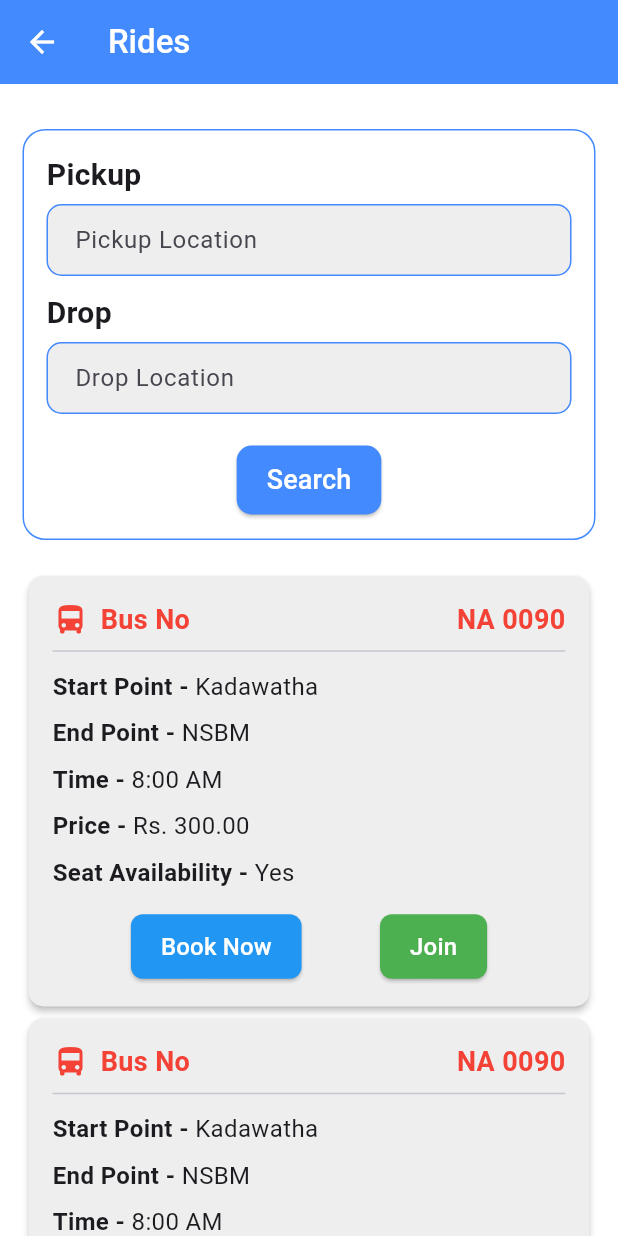
After one commit to ArvinFox/ShuttleMaster-Bus-Ticket-Booking-App, a Flutter app: the RidesScreen screen opened directly, after a tap on "Private Bus", on a phone screen of 412 x 824 dp. The commit adds this screen. Run offline on Flutter 3.47's test engine with Material 3 defaults, Android fonts, the phone set to English and light mode, and no system bars; our stand-ins replace cloud_firestore, firebase_core; missing offline and left inert: mailer, twilio_flutter; accounts and stored records are empty.

Commit message:
Added RidesSelection Page + minor fixes

```diff
--- a/lib/app.dart
+++ b/lib/app.dart
@@ -1,6 +1,8 @@
 import 'package:flutter/material.dart';
 import 'package:shuttlemaster/routes/app_routes.dart';
 import 'package:shuttlemaster/screens/static/welcome_screen.dart';
+// import 'package:shuttlemaster/screens/student/main_layout_screen.dart';
+// import 'package:shuttlemaster/screens/student/rides_screen_selection.dart';
 // import 'package:shuttlemaster/screens/student/main_layout_screen.dart';
 
 class ShuttleMaster extends StatelessWidget {
--- /dev/null
+++ b/lib/components/rides_info_card.dart
@@ -0,0 +1,114 @@
+import 'package:flutter/material.dart';
+
+class RideInfoCard extends StatelessWidget {
+  final String busNo;
+  final String startPoint;
+  final String endPoint;
+  final String time;
+  final String price;
+  final String seatAvailability;
+  final bool btnShown;
+
+  const RideInfoCard({
+    super.key,
+    required this.busNo,
+    required this.startPoint,
+    required this.endPoint,
+    required this.time,
+    required this.price,
+    required this.seatAvailability,
+    this.btnShown = false,
+  });
+
+  @override
+  Widget build(BuildContext context) {
+    return Card(
+      color: Colors.grey[200],
+      elevation: 2,
+      shape: RoundedRectangleBorder(
+        borderRadius: BorderRadius.circular(10),
+      ),
+      child: Padding(
+        padding: const EdgeInsets.all(16.0),
+        child: Column(
+          crossAxisAlignment: CrossAxisAlignment.start,
+          children: [
+            Row(
+              children: [
+                Icon(Icons.directions_bus, color: Colors.red),
+                SizedBox(width: 8),
+                Text(
+                  "Bus No",
+                  style: TextStyle(
+                    fontSize: 18,
+                    fontWeight: FontWeight.bold,
+                    color: Colors.red,
+                  ),
+                ),
+                Spacer(),
+                Text(
+                  busNo,
+                  style: TextStyle(
+                    fontSize: 18,
+                    fontWeight: FontWeight.bold,
+                    color: Colors.red,
+                  ),
+                ),
+              ],
+            ),
+            Divider(),
+            _infoRow("Start Point", startPoint),
+            _infoRow("End Point", endPoint),
+            _infoRow("Time", time),
+            _infoRow("Price", price),
+            _infoRow("Seat Availability", seatAvailability),
+            if (btnShown) ...[
+              SizedBox(height: 10),
+              Row(
+                mainAxisAlignment: MainAxisAlignment.spaceEvenly,
+                children: [
+                  _actionButton("Book Now", Colors.blue, () {
+                    Navigator.pushNamed(context, '/book-now');
+                  }),
+                  _actionButton("Join", Colors.green, () {
+                    Navigator.pushNamed(context, '/monthly-book');
+                  }),
+                ],
+              ),
+            ],
+          ],
+        ),
+      ),
+    );
+  }
+
+  Widget _infoRow(String title, String value) {
+    return Padding(
+      padding: const EdgeInsets.symmetric(vertical: 4.0),
+      child: Row(
+        children: [
+          Text(
+            "$title - ",
+            style: TextStyle(fontSize: 16, fontWeight: FontWeight.bold),
+          ),
+          Text(value, style: TextStyle(fontSize: 16)),
+        ],
+      ),
+    );
+  }
+
+  Widget _actionButton(String text, Color color, VoidCallback onPressed) {
+    return ElevatedButton(
+      onPressed: onPressed,
+      style: ElevatedButton.styleFrom(
+        backgroundColor: color,
+        foregroundColor: Colors.white,
+        shape: RoundedRectangleBorder(
+          borderRadius: BorderRadius.circular(8),
+        ),
+        padding: EdgeInsets.symmetric(horizontal: 20, vertical: 10),
+      ),
+      child: Text(text, style: TextStyle(fontSize: 16)),
+    );
+  }
+}
--- a/lib/routes/student_routes.dart
+++ b/lib/routes/student_routes.dart
@@ -1,7 +1,10 @@
 import 'package:flutter/material.dart';
 import 'package:shuttlemaster/screens/student/main_layout_screen.dart';
 import 'package:shuttlemaster/screens/student/profile_screen.dart';
+import 'package:shuttlemaster/screens/student/rides_booking.dart';
+import 'package:shuttlemaster/screens/student/rides_booking_monthly.dart';
 import 'package:shuttlemaster/screens/student/traveling_history.dart';
+import 'package:shuttlemaster/screens/student/rides_screen_selection.dart';
 
 class StudentRoutes {
   static Map<String, WidgetBuilder> routes = {
@@ -10,6 +13,9 @@ class StudentRoutes {
     '/user-profile':(context) => ProfileScreenStuent(),
     '/cancel-booking':(context) => TravelingHistory(initialIndex: 0, page: 'home',),
     '/pay-later':(context) => TravelingHistory(initialIndex: 3, page: 'pay-later',),
+    '/privateBusScreen' : (context) => RidesScreenSelection(),
+    '/book-now' : (context) => RidesBooking(),
+    '/monthly-book' : (context) => RidesBookingMonthly(),
     // Add the rest of the student's routes here
   };
 }
--- a/lib/screens/student/rides_booking.dart
+++ b/lib/screens/student/rides_booking.dart
@@ -1,5 +1,6 @@
 import 'package:flutter/material.dart';
 import 'package:flutter/cupertino.dart';
+import 'package:shuttlemaster/components/rides_info_card.dart';
 
 class RidesBooking extends StatelessWidget {
   const RidesBooking({super.key});
@@ -52,42 +53,17 @@ class BookingScreenState extends State<BookingScreen> {
             Text("Booking",
                 style: TextStyle(fontSize: 22, fontWeight: FontWeight.bold)),
             SizedBox(height: 20),
-            Card(
-              color: Colors.grey[200],
-              elevation: 2,
-              shape: RoundedRectangleBorder(
-                  borderRadius: BorderRadius.circular(10)),
-              child: Padding(
-                padding: const EdgeInsets.all(16.0),
-                child: Column(
-                  crossAxisAlignment: CrossAxisAlignment.start,
-                  children: [
-                    Row(
-                      children: [
-                        Icon(Icons.directions_bus, color: Colors.red),
-                        SizedBox(width: 8),
-                        Text("Bus No",
-                            style: TextStyle(
-                                fontSize: 18,
-                                fontWeight: FontWeight.bold,
-                                color: Colors.red)),
-                        Spacer(),
-                        Text("NA 0090",
-                            style: TextStyle(
-                                fontSize: 18,
-                                fontWeight: FontWeight.bold,
-                                color: Colors.red)),
-                      ],
-                    ),
-                    Divider(),
-                    infoRow("Start Point", "Kadawatha"),
-                    infoRow("End Point", "NSBM"),
-                    infoRow("Time", "8:00 AM"),
-                    infoRow("Price", "Rs. 300.00"),
-                    infoRow("Seat Availability", "Yes"),
-                  ],
+            Column(
+              children: [
+                RideInfoCard(
+                  busNo: "NA 0090",
+                  startPoint: "Kadawatha",
+                  endPoint: "NSBM",
+                  time: "8:00 AM",
+                  price: "Rs. 300.00",
+                  seatAvailability: "Yes",
                 ),
-              ),
+              ],
             ),
             SizedBox(height: 25),
             Text("Select Trip Type",
@@ -154,19 +130,6 @@ class BookingScreenState extends State<BookingScreen> {
     );
   }
 
-  Widget infoRow(String title, String value) {
-    return Padding(
-      padding: const EdgeInsets.symmetric(vertical: 4.0),
-      child: Row(
-        children: [
-          Text("$title - ",
-              style: TextStyle(fontSize: 16, fontWeight: FontWeight.bold)),
-          Text(value, style: TextStyle(fontSize: 16)),
-        ],
-      ),
-    );
-  }
-
   Widget tripTypeRadio(String type) {
     return Row(
       children: [
--- a/lib/screens/student/rides_screen.dart
+++ b/lib/screens/student/rides_screen.dart
@@ -8,25 +8,37 @@ class RidesScreen extends StatelessWidget {
     return Scaffold(
       backgroundColor: Colors.white,
       appBar: AppBar(
-        title: Text('Rides',
-          style: TextStyle(
-            fontWeight: FontWeight.w500),
+        title: Text(
+          'Rides',
+          style: TextStyle(fontWeight: FontWeight.w500),
         ),
         backgroundColor: Colors.blueAccent,
         foregroundColor: Colors.white,
       ),
       body: SafeArea(
         child: SingleChildScrollView(
-          padding: EdgeInsets.only(
-          top: 15,
-        ),
-        child: Center(
-          child: Column(
-            children: [
-              _buildRideOption('Private Bus','assets/images/privateBus.jpg',),
-              _buildRideOption('NSBM Bus','assets/images/nsbmBus.png',),
-              _buildRideOption('Public Transport','assets/images/privateBus.jpg',),
-            ],
+          padding: EdgeInsets.only(top: 15),
+          child: Center(
+            child: Column(
+              children: [
+                _buildRideOption(
+                  'Private Bus',
+                  'assets/images/privateBus.jpg',
+                  () => Navigator.pushNamed(context, '/privateBusScreen'),
+                ),
+                _buildRideOption(
+                  'NSBM Bus',
+                  'assets/images/nsbmBus.png',
+                  () => Navigator.pushNamed(context, '/nsbmBusScreen'),
+                  //Path to timetables
+                ),
+                _buildRideOption(
+                  'Public Transport',
+                  'assets/images/privateBus.jpg',
+                  () => Navigator.pushNamed(context, '/publicTransportScreen'),
+                  //Path to timetables
+                ),
+              ],
             ),
           ),
         ),
@@ -35,110 +47,16 @@ class RidesScreen extends StatelessWidget {
   }
 }
 
-Widget _buildRideSearch() {
-  return Padding(
-    padding: EdgeInsets.symmetric(horizontal: 20, vertical: 15),
-    child: Container(
-      padding: EdgeInsets.all(15),
-      decoration: BoxDecoration(
-        color: Colors.white,
-        borderRadius: BorderRadius.circular(15),
-        border: Border.all(color: Colors.blueAccent, width: 1),
-      ),
-      child: Column(
-        children: [
-          _buildAutoCompleteTextField("Pickup Location"),
-
-          SizedBox(height: 10),
-
-          _buildAutoCompleteTextField("Drop Location"),
-
-          SizedBox(height: 20),
-
-          ElevatedButton(
-            onPressed: () {
-            },
-            style: ElevatedButton.styleFrom(
-              backgroundColor: Colors.blueAccent,
-              foregroundColor: Colors.white,
-              shape: RoundedRectangleBorder(
-                borderRadius: BorderRadius.circular(10),
-              ),
-              padding: EdgeInsets.symmetric(vertical: 10, horizontal: 20),
-            ),
-            child: Text("Search", style: TextStyle(fontSize: 18)),
-          ),
-        ],
-      ),
-    ),
-  );
-}
-
-Widget _buildAutoCompleteTextField(String hintText) {
-  return Autocomplete<String>(
-    optionsBuilder: (TextEditingValue textEditingValue) {
-      if (textEditingValue.text.isEmpty) {
-        return const Iterable<String>.empty();
-      }
-      return _suggestions.where((String option) {
-        return option.toLowerCase().contains(textEditingValue.text.toLowerCase());
-      });
-    },
-    onSelected: (String selection) {
-      print('Selected: $selection');
-    },
-    fieldViewBuilder: (context, controller, focusNode, onEditingComplete) {
-      return TextField(
-        controller: controller,
-        focusNode: focusNode,
-        onEditingComplete: onEditingComplete,
-        decoration: InputDecoration(
-          hintText: hintText,
-          filled: true,
-          fillColor: Colors.grey[200],
-          border: OutlineInputBorder(
-            borderRadius: BorderRadius.circular(10),
-            borderSide: BorderSide(color: Colors.blueAccent, width: 1),
-          ),
-          enabledBorder: OutlineInputBorder(
-            borderRadius: BorderRadius.circular(10),
-            borderSide: BorderSide(color: Colors.blueAccent, width: 1),
-          ),
-          focusedBorder: OutlineInputBorder(
-            borderRadius: BorderRadius.circular(10),
-            borderSide: BorderSide(color: Colors.lightBlue, width: 2),
-          ),
-          contentPadding: EdgeInsets.symmetric(horizontal: 15, vertical: 12),
-        ),
-      );
-    },
-  );
-}
-
-final List<String> _suggestions = [
-  "NSBM Green University",
-  "Colombo Fort",
-  "Pettah",
-  "Malabe",
-  "Kottawa",
-  "Maharagama",
-  "Homagama",
-  "Nugegoda",
-  "Borella",
-  "Rajagiriya",
-];
-
-
-Widget _buildRideOption(String text, String imagePath) {
+Widget _buildRideOption(String text, String imagePath, VoidCallback onTap) {
   return Column(
     children: [
       Padding(
-        padding: EdgeInsets.only(left: 20, right: 20),
+        padding: EdgeInsets.symmetric(horizontal: 20),
         child: Material(
           borderRadius: BorderRadius.circular(15),
           color: Colors.transparent,
           child: InkWell(
-            onTap: () {},
+            onTap: onTap,
             borderRadius: BorderRadius.circular(15),
             child: Ink(
               decoration: BoxDecoration(
--- /dev/null
+++ b/lib/screens/student/rides_screen_selection.dart
@@ -0,0 +1,214 @@
+import 'package:flutter/material.dart';
+import 'package:shuttlemaster/components/rides_info_card.dart';
+
+class RidesScreenSelection extends StatefulWidget {
+  const RidesScreenSelection({super.key});
+
+  @override
+  _RidesScreenSelectionState createState() => _RidesScreenSelectionState();
+}
+
+class _RidesScreenSelectionState extends State<RidesScreenSelection> {
+  final List<String> _suggestions = [
+    "Colombo Fort",
+    "Pettah",
+    "Malabe",
+    "Kottawa",
+    "Maharagama",
+    "Homagama",
+    "Nugegoda",
+    "Borella",
+    "Rajagiriya",
+  ];
+
+  String? _pickupLocation;
+  String? _dropLocation;
+
+  final TextEditingController _pickupController = TextEditingController();
+  final TextEditingController _dropController = TextEditingController();
+
+  @override
+  Widget build(BuildContext context) {
+    return Scaffold(
+      backgroundColor: Colors.white,
+      appBar: AppBar(
+        title: Text(
+          'Rides',
+          style: TextStyle(fontWeight: FontWeight.w500),
+        ),
+        backgroundColor: Colors.blueAccent,
+        foregroundColor: Colors.white,
+      ),
+      body: SafeArea(
+        child: SingleChildScrollView(
+          padding: EdgeInsets.only(top: 15),
+          child: Center(
+            child: Padding(
+              padding: EdgeInsets.all(15),
+              child: Column(
+                children: [
+                  _buildRideSearch(),
+                  SizedBox(
+                    height: 20,
+                  ),
+                  RideInfoCard(
+                    busNo: "NA 0090",
+                    startPoint: "Kadawatha",
+                    endPoint: "NSBM",
+                    time: "8:00 AM",
+                    price: "Rs. 300.00",
+                    seatAvailability: "Yes",
+                    btnShown: true,
+                  ),
+                  RideInfoCard(
+                    busNo: "NA 0090",
+                    startPoint: "Kadawatha",
+                    endPoint: "NSBM",
+                    time: "8:00 AM",
+                    price: "Rs. 300.00",
+                    seatAvailability: "No",
+                    btnShown: false,
+                  ),
+                ],
+              ),
+            ),
+          ),
+        ),
+      ),
+    );
+  }
+
+  Widget _buildRideSearch() {
+    return Container(
+      padding: EdgeInsets.all(15),
+      decoration: BoxDecoration(
+        color: Colors.white,
+        borderRadius: BorderRadius.circular(15),
+        border: Border.all(color: Colors.blueAccent, width: 1),
+      ),
+      child: Column(
+        children: [
+          _buildAutoCompleteTextField("Pickup Location", true),
+          SizedBox(height: 10),
+          _buildAutoCompleteTextField("Drop Location", false),
+          SizedBox(height: 20),
+          ElevatedButton(
+            onPressed: () {
+              print("Pickup: $_pickupLocation, Drop: $_dropLocation");
+            },
+            style: ElevatedButton.styleFrom(
+              backgroundColor: Colors.blueAccent,
+              foregroundColor: Colors.white,
+              shape: RoundedRectangleBorder(
+                borderRadius: BorderRadius.circular(10),
+              ),
+              padding: EdgeInsets.symmetric(vertical: 10, horizontal: 20),
+            ),
+            child: Text("Search", style: TextStyle(fontSize: 18)),
+          ),
+        ],
+      ),
+    );
+  }
+
+  Widget _buildAutoCompleteTextField(String hintText, bool isPickup) {
+    TextEditingController controller =
+        isPickup ? _pickupController : _dropController;
+
+    return Column(
+      crossAxisAlignment: CrossAxisAlignment.start,
+      children: [
+        Text(
+          isPickup ? "Pickup " : "Drop ",
+          style: TextStyle(fontSize: 20, fontWeight: FontWeight.w600),
+        ),
+        SizedBox(height: 5),
+        Autocomplete<String>(
+          optionsBuilder: (TextEditingValue textEditingValue) {
+            if (textEditingValue.text.isEmpty) {
+              return const Iterable<String>.empty();
+            }
+            return _suggestions.where((String option) {
+              return option
+                  .toLowerCase()
+                  .contains(textEditingValue.text.toLowerCase());
+            });
+          },
+          onSelected: (String selection) {
+            setState(() {
+              if (isPickup) {
+                _pickupLocation = selection;
+                _pickupController.text = selection;
+                _dropLocation = "NSBM Green University";
+                _dropController.text = "NSBM Green University";
+              } else {
+                _dropLocation = selection;
+                _dropController.text = selection;
+                _pickupLocation = "NSBM Green University";
+                _pickupController.text = "NSBM Green University";
+              }
+            });
+          },
+          fieldViewBuilder:
+              (context, textController, focusNode, onEditingComplete) {
+            textController.text = controller.text;
+
+            return TextField(
+              controller: textController,
+              focusNode: focusNode,
+              onEditingComplete: onEditingComplete,
+              onChanged: (value) {
+                if (value == "NSBM Green University") {
+                  // Prevent partial deletion by re-selecting text
+                  textController.selection = TextSelection(
+                    baseOffset: 0,
+                    extentOffset: value.length,
+                  );
+                } else if (_pickupLocation == "NSBM Green University" &&
+                    isPickup &&
+                    value.length < "NSBM Green University".length) {
+                  // If user tries to erase NSBM from Pickup, clear both fields
+                  setState(() {
+                    _pickupLocation = null;
+                    _dropLocation = null;
+                    _pickupController.clear();
+                    _dropController.clear();
+                  });
+                } else if (_dropLocation == "NSBM Green University" &&
+                    !isPickup &&
+                    value.length < "NSBM Green University".length) {
+                  // If user tries to erase NSBM from Drop, clear both fields
+                  setState(() {
+                    _pickupLocation = null;
+                    _dropLocation = null;
+                    _pickupController.clear();
+                    _dropController.clear();
+                  });
+                }
+              },
+              decoration: InputDecoration(
+                hintText: hintText,
+                filled: true,
+                fillColor: Colors.grey[200],
+                border: OutlineInputBorder(
+                  borderRadius: BorderRadius.circular(10),
+                  borderSide: BorderSide(color: Colors.blueAccent, width: 1),
+                ),
+                enabledBorder: OutlineInputBorder(
+                  borderRadius: BorderRadius.circular(10),
+                  borderSide: BorderSide(color: Colors.blueAccent, width: 1),
+                ),
+                focusedBorder: OutlineInputBorder(
+                  borderRadius: BorderRadius.circular(10),
+                  borderSide: BorderSide(color: Colors.lightBlue, width: 2),
+                ),
+                contentPadding:
+                    EdgeInsets.symmetric(horizontal: 15, vertical: 12),
+              ),
+            );
+          },
+        ),
+      ],
+    );
+  }
+}
--- a/lib/services/otp_service.dart
+++ b/lib/services/otp_service.dart
@@ -18,7 +18,7 @@ class OtpService {
       ..from = Address(_email, "ShuttleMaster OTP Service")
       ..recipients.add(email)
       ..subject = "ShuttleMaster OTP Verification"
-      ..text = "Your ShuttleMaster verification code is: $otp."
+      ..text = "Your ShuttleMaster verification code is: $otp. "
                 "It will expire in 5 minutes. Do not share this code with anyone.";
 
     try {
```
Also changed, not shown: lib/screens/student/rides_booking_monthly.dart (+23 -54 lines).
